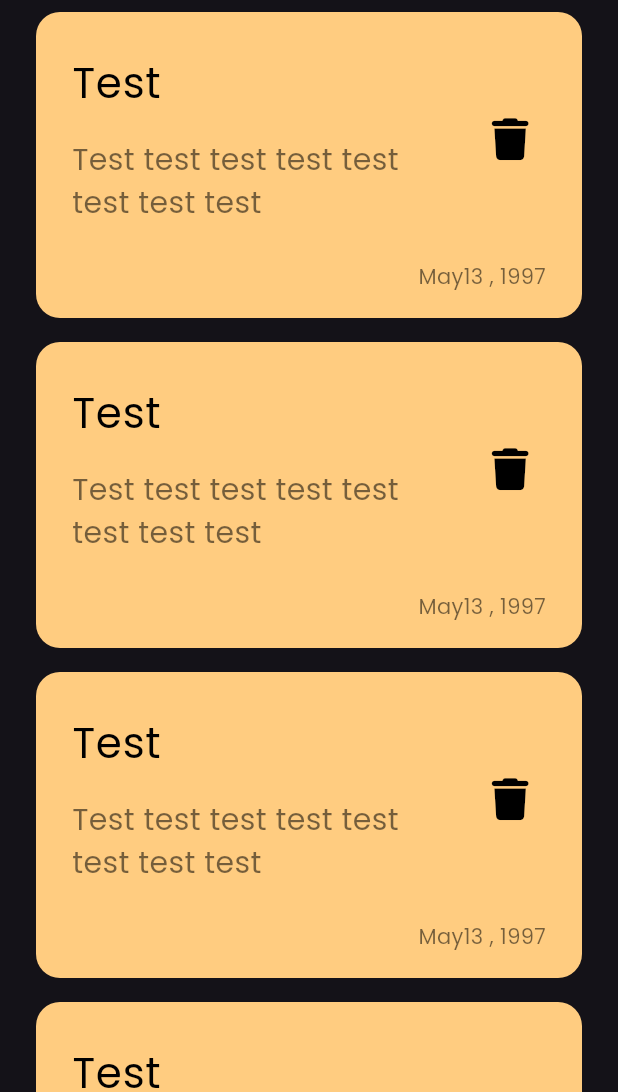
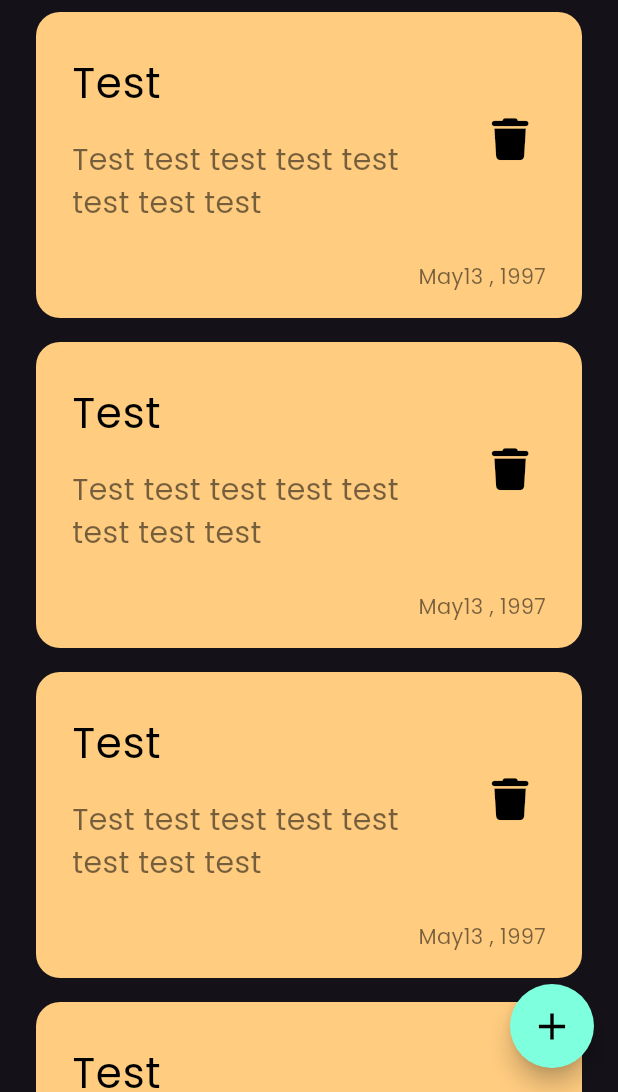
Before and after one commit to mostafakhalaf11/notes_app, a Flutter app: the screen it shows after launch, on a phone screen of 412 x 824 dp, the part 144-1236 px from its top. Run offline on Flutter 3.47's test engine with Material 3 defaults, Android fonts, the phone set to English and light mode, and no system bars; our stand-ins replace font_awesome_flutter.

Commit message:
add floating action button

```diff
--- a/lib/views/notes_view.dart
+++ b/lib/views/notes_view.dart
@@ -7,8 +7,21 @@ class NotesView extends StatelessWidget {
   static String id = 'NotesView';
   @override
   Widget build(BuildContext context) {
-    return const Scaffold(
-      body: NotesViewBody(),
+    return Scaffold(
+      floatingActionButton: FloatingActionButton(
+        onPressed: () {},
+        backgroundColor: const Color.fromARGB(255, 126, 255, 221),
+        shape: RoundedRectangleBorder(
+          borderRadius:
+              BorderRadius.circular(50), // Adjust the radius as needed
+        ),
+        child: const Icon(
+          Icons.add,
+          size: 30,
+          color: Colors.black,
+        ),
+      ),
+      body: const NotesViewBody(),
     );
   }
 }
```
